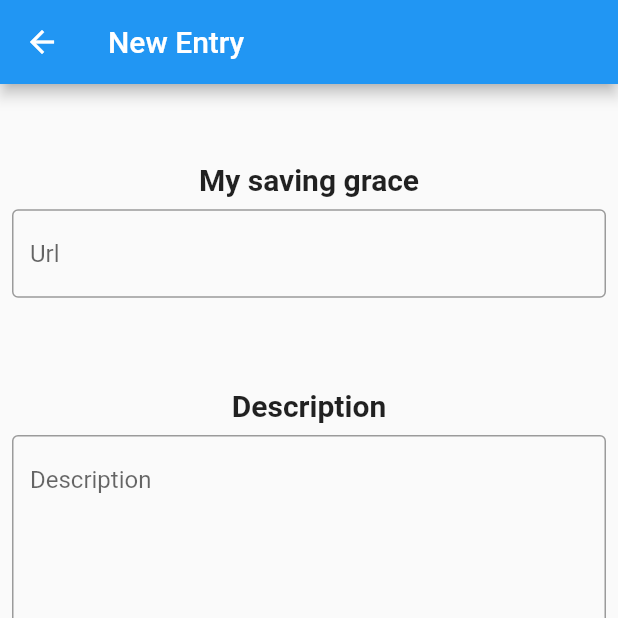
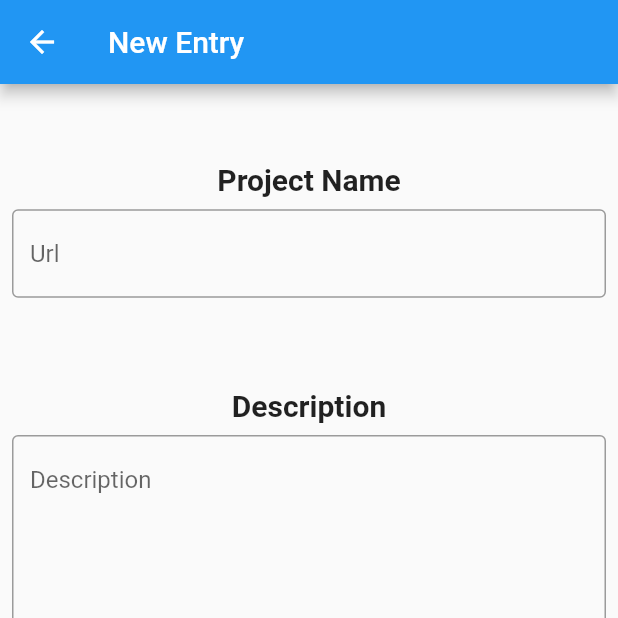
Before and after one commit to fluttersgblk71/dartOverflow, a Flutter app: the screen it shows after launch, after a tap on the "add" icon, on a phone screen of 412 x 824 dp, the top half of it. Run offline on Flutter 3.47's test engine with Material 2 defaults, Android fonts, the phone set to English and light mode, and no system bars.

Commit message:
added project form

```diff
--- /dev/null
+++ b/lib/projectform.dart
@@ -0,0 +1,101 @@
+import 'package:flutter/material.dart';
+// import 'package:shared_preferences/shared_preferences.dart';
+
+class ProjectFormPage extends StatefulWidget {
+  ProjectFormPage({Key key}) : super(key: key);
+
+  @override
+  _FormState createState() => _FormState();
+}
+
+// _saveTextFields(url, description) async {
+//   final SharedPreferences prefs = await SharedPreferences.getInstance();
+//    prefs.setString('url', url);
+//    prefs.setString('description', description);
+// }
+
+class _FormState extends State<ProjectFormPage> {
+  // Create a text controller. We will use iturl to retrieve the current value
+  // of the TextField!
+  dynamic urlController = TextEditingController();
+  dynamic descriptionController = TextEditingController();
+  @override
+  void dispose() {
+    // Clean up the controller when the Widget is disposed
+    urlController.dispose();
+    descriptionController.dispose();
+    super.dispose();
+  }
+
+  @override
+  Widget build(BuildContext context) {
+    return Scaffold(
+        appBar: AppBar(
+          title: Text("New Entry"),
+        ),
+        body: Column(
+          mainAxisAlignment: MainAxisAlignment.spaceEvenly,
+          children: <Widget>[
+            Container(
+              // decoration: BoxDecoration(color: Colors.red),
+              alignment: Alignment(1.0, 0.0),
+              child: Column(children: <Widget>[
+                Text(
+                  'Project Name',
+                  style: TextStyle(
+                    fontWeight: FontWeight.w600,
+                    fontSize: 20.0
+                  )
+                ),
+                Padding(
+                  padding: const EdgeInsets.all(8.0),
+                  child: TextField(
+                    controller: urlController,
+                    decoration: InputDecoration(
+                        border: OutlineInputBorder(), hintText: 'Url'),
+                  ),
+                ),
+              ]),
+            ),
+            Container(
+                height: MediaQuery.of(context).size.height * 0.5,
+                child: Column(
+              children: <Widget>[
+                Text(
+                  'Description',
+                  style: TextStyle(
+                    fontWeight: FontWeight.w600,
+                    fontSize: 20.0
+                  )
+                ),
+                Padding(
+                  padding: const EdgeInsets.all(8.0),
+                  child: TextField(
+                    controller: descriptionController,
+                    maxLines: 12,
+                    decoration: InputDecoration(
+                        border: OutlineInputBorder(), hintText: 'Description'),
+                  ),
+                ),
+              ],
+            )),
+            FlatButton(
+              onPressed: (){
+                Navigator.pop(context);
+              },
+              color: Colors.blue,
+              textColor: Colors.white,
+              child: Text('Save'),
+            ),
+          ],
+        ),
+        floatingActionButton: FloatingActionButton(
+          onPressed: () {
+            print("action button pressed");
+          },
+          child: Icon(Icons.plus_one),
+        ));
+  }
+}
+
+// Define a Custom Form Widget
--- a/lib/user.dart
+++ b/lib/user.dart
@@ -1,5 +1,6 @@
 import 'package:flutter/material.dart';
 import './form.dart';
+import './projectform.dart';
 import './list.dart';
 
 class User extends StatefulWidget {
@@ -99,7 +100,7 @@ class _UserState extends State<User> {
       floatingActionButton: FloatingActionButton(
         onPressed: () {
           Navigator.push(context,
-            MaterialPageRoute(builder: (context) => FormPage())
+            MaterialPageRoute(builder: (context) => ProjectFormPage())
           );
         },
         child: Icon(Icons.add)
```
